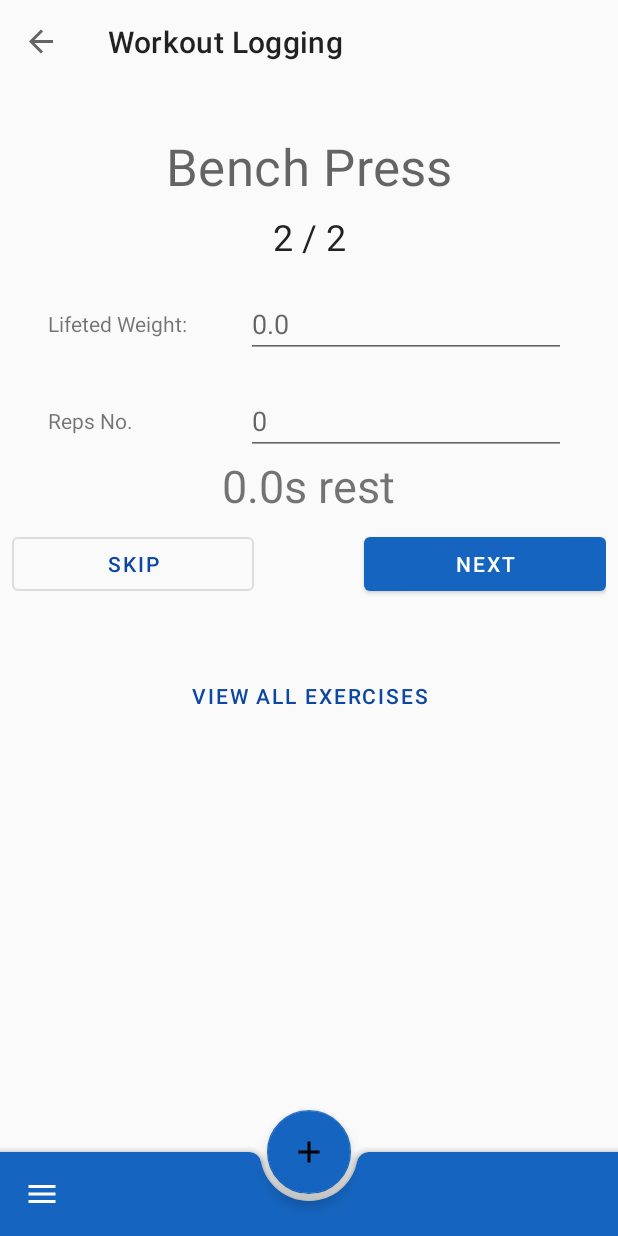
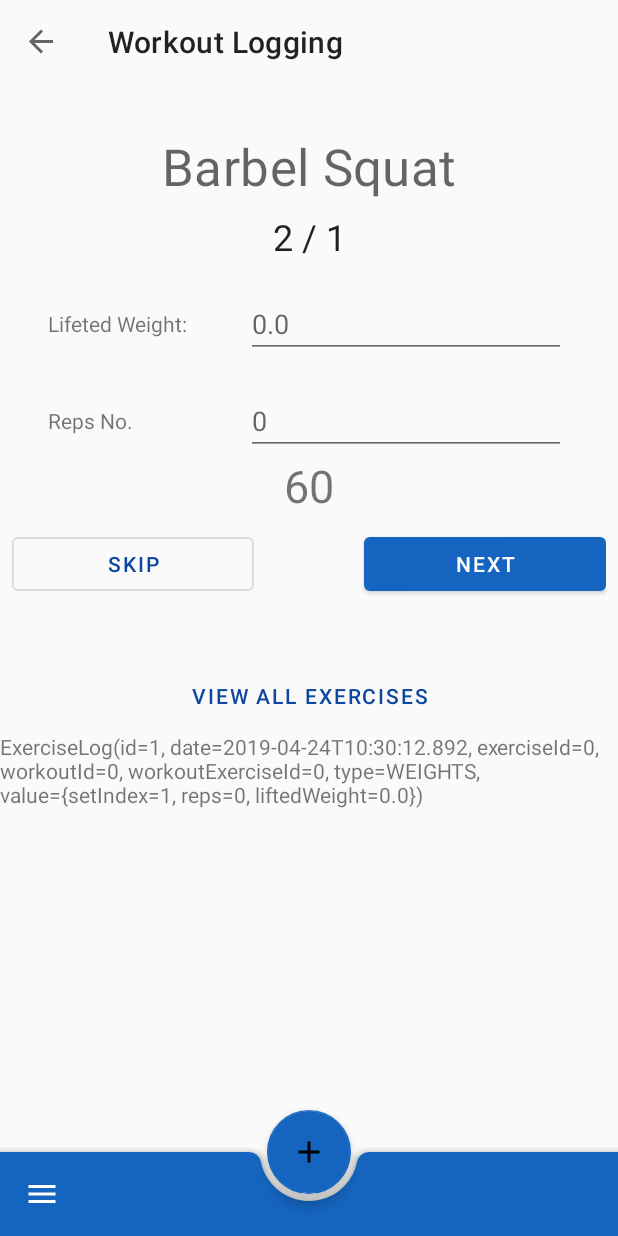
Before and after one commit to michalorestes/fitness-fatality-native, an Android app: the TrackingFragment screen opened through its navigation route, after a tap on "NEXT", on a phone screen of 412 x 824 dp. Run offline under Robolectric (Android 15) with nearby library versions, the phone set to English and light mode, and no system bars; our stand-ins replace Room's generated code, data binding, navigation-ui; libraries missing offline, so code that uses them is left out: java.lang, java.util; 2 statements that could not run were skipped.

Commit message:
Lots of workout tracking updates

```diff
--- a/app/build.gradle
+++ b/app/build.gradle
@@ -10,7 +10,7 @@ android {
     compileSdkVersion 28
     defaultConfig {
         applicationId "com.example.fitnessfatality"
-        minSdkVersion 23
+        minSdkVersion 26
         targetSdkVersion 28
         versionCode 1
         versionName "1.0"
--- /dev/null
+++ b/app/src/main/java/com/example/fitnessfatality/data/dao/ExerciseLogDao.kt
@@ -0,0 +1,19 @@
+package com.example.fitnessfatality.data.dao
+
+import androidx.lifecycle.LiveData
+import androidx.room.Dao
+import androidx.room.Insert
+import androidx.room.Query
+import com.example.fitnessfatality.data.models.logging.ExerciseLog
+
+@Dao
+interface ExerciseLogDao {
+    @Insert
+    fun insert(exerciseLog: ExerciseLog)
+
+    @Query("SELECT * FROM exercise_log")
+    fun fetchAll(): LiveData<List<ExerciseLog>>
+
+    @Query("DELETE FROM exercise_log")
+    fun deleteAll()
+}
--- a/app/src/main/java/com/example/fitnessfatality/data/database/AppDatabase.kt
+++ b/app/src/main/java/com/example/fitnessfatality/data/database/AppDatabase.kt
@@ -7,23 +7,41 @@ import androidx.room.RoomDatabase
 import androidx.room.TypeConverters
 import androidx.sqlite.db.SupportSQLiteDatabase
 import com.example.fitnessfatality.data.dao.ExerciseDao
+import com.example.fitnessfatality.data.dao.ExerciseLogDao
 import com.example.fitnessfatality.data.dao.WorkoutExerciseDao
 import com.example.fitnessfatality.data.models.exercise.Exercise
 import com.example.fitnessfatality.data.models.exercise.ExerciseType
+import com.example.fitnessfatality.data.models.logging.ExerciseLog
 import com.example.fitnessfatality.data.models.logging.LoggingType
 import com.example.fitnessfatality.data.models.workout.MuscleGroup
 import com.example.fitnessfatality.data.models.workout.WorkoutExercise
 import com.example.fitnessfatality.data.typeConverter.ExerciseTypeConverter
+import com.example.fitnessfatality.data.typeConverter.LocalDateTypeConverter
 import com.example.fitnessfatality.data.typeConverter.LoggingTypeConverter
+import com.example.fitnessfatality.data.typeConverter.MapTypeConverter
 import kotlinx.coroutines.CoroutineScope
 import kotlinx.coroutines.Dispatchers
 import kotlinx.coroutines.launch
 
-@Database(entities = [Exercise::class, WorkoutExercise::class], version = 13, exportSchema = false)
-@TypeConverters(ExerciseTypeConverter::class, LoggingTypeConverter::class)
+@Database(
+    entities = [
+        Exercise::class,
+        WorkoutExercise::class,
+        ExerciseLog::class
+    ],
+    version = 15,
+    exportSchema = false
+)
+@TypeConverters(
+    ExerciseTypeConverter::class,
+    LoggingTypeConverter::class,
+    LocalDateTypeConverter::class,
+    MapTypeConverter::class
+)
 abstract class AppDatabase: RoomDatabase() {
     abstract fun exerciseDao(): ExerciseDao
     abstract fun workoutExerciseDao(): WorkoutExerciseDao
+    abstract fun exerciseLogDao(): ExerciseLogDao
 
     companion object {
         @Volatile
@@ -55,7 +73,8 @@ abstract class AppDatabase: RoomDatabase() {
                 scope.launch(Dispatchers.IO) {
                     populateDatabase(
                         database.exerciseDao(),
-                        database.workoutExerciseDao()
+                        database.workoutExerciseDao(),
+                        database.exerciseLogDao()
                     )
                 }
             }
@@ -63,8 +82,10 @@ abstract class AppDatabase: RoomDatabase() {
 
         fun populateDatabase(
             exerciseDao: ExerciseDao,
-            workoutExerciseDao: WorkoutExerciseDao
+            workoutExerciseDao: WorkoutExerciseDao,
+            exerciseLogDao: ExerciseLogDao
         ) {
+            exerciseLogDao.deleteAll()
             workoutExerciseDao.deleteAll()
             exerciseDao.deleteAll()
 
@@ -106,7 +127,7 @@ abstract class AppDatabase: RoomDatabase() {
                 0,
                 0,
                 0,
-                hashMapOf("sets" to 2, "reps" to 2),
+                hashMapOf("sets" to 2, "reps" to 2, "rest" to 30),
                 LoggingType.WEIGHTS
             )
 
@@ -115,7 +136,7 @@ abstract class AppDatabase: RoomDatabase() {
                 0,
                 1,
                 1,
-                hashMapOf("sets" to 1, "reps" to 2),
+                hashMapOf("sets" to 1, "reps" to 2, "rest" to 60),
                 LoggingType.WEIGHTS
             )
 
@@ -124,7 +145,7 @@ abstract class AppDatabase: RoomDatabase() {
                 0,
                 2,
                 2,
-                hashMapOf("sets" to 1, "reps" to 2),
+                hashMapOf("sets" to 1, "reps" to 2, "rest" to 60),
                 LoggingType.WEIGHTS
             )
 
--- /dev/null
+++ b/app/src/main/java/com/example/fitnessfatality/data/models/logging/ExerciseLog.kt
@@ -0,0 +1,39 @@
+package com.example.fitnessfatality.data.models.logging
+
+import androidx.room.ColumnInfo
+import androidx.room.Entity
+import androidx.room.ForeignKey
+import androidx.room.PrimaryKey
+import com.example.fitnessfatality.data.models.exercise.Exercise
+import com.example.fitnessfatality.data.models.workout.WorkoutExercise
+import java.time.LocalDateTime
+
+@Entity(
+    tableName = "exercise_log",
+    foreignKeys = [
+        ForeignKey(
+            entity = Exercise::class,
+            parentColumns = ["id"],
+            childColumns = ["exercise_id"]
+        ),
+        ForeignKey(
+            entity = WorkoutExercise::class,
+            parentColumns = ["id"],
+            childColumns = ["workout_exercise_id"]
+        )
+    ]
+)
+data class ExerciseLog(
+    @PrimaryKey(autoGenerate = true)
+    @ColumnInfo(name = "id")
+    val id: Int? = null,
+    val date: LocalDateTime,
+    @ColumnInfo(name = "exercise_id")
+    val exerciseId: Int,
+    @ColumnInfo(name = "workout_id")
+    val workoutId: Int,
+    @ColumnInfo(name = "workout_exercise_id")
+    val workoutExerciseId: Int,
+    val type: LoggingType,
+    val value: Map<String, String>
+)
--- /dev/null
+++ b/app/src/main/java/com/example/fitnessfatality/data/repository/ExerciseLogRepository.kt
@@ -0,0 +1,14 @@
+package com.example.fitnessfatality.data.repository
+
+import androidx.annotation.WorkerThread
+import com.example.fitnessfatality.data.dao.ExerciseLogDao
+import com.example.fitnessfatality.data.models.logging.ExerciseLog
+
+class ExerciseLogRepository(private val dao: ExerciseLogDao) {
+    val allLogs = dao.fetchAll()
+
+    @WorkerThread
+    suspend fun insert(exerciseLog: ExerciseLog) {
+        dao.insert(exerciseLog)
+    }
+}
--- /dev/null
+++ b/app/src/main/java/com/example/fitnessfatality/data/typeConverter/LocalDateTypeConverter.kt
@@ -0,0 +1,17 @@
+package com.example.fitnessfatality.data.typeConverter
+
+import androidx.room.TypeConverter
+import java.time.LocalDateTime
+
+class LocalDateTypeConverter {
+
+    @TypeConverter
+    fun dateToString(date: LocalDateTime): String {
+        return date.toString()
+    }
+
+    @TypeConverter
+    fun stringToDate(date: String): LocalDateTime {
+        return LocalDateTime.parse(date)
+    }
+}
--- /dev/null
+++ b/app/src/main/java/com/example/fitnessfatality/data/typeConverter/MapTypeConverter.kt
@@ -0,0 +1,17 @@
+package com.example.fitnessfatality.data.typeConverter
+
+import androidx.room.TypeConverter
+import com.google.gson.Gson
+import com.google.gson.reflect.TypeToken
+
+class MapTypeConverter {
+    @TypeConverter
+    fun mapToJson(map: Map<String, String>): String {
+        return Gson().toJson(map)
+    }
+
+    @TypeConverter
+    fun jsonToMap(json: String): Map<String, String> {
+        return Gson().fromJson(json, object: TypeToken<Map<String, String>>() {}.type)
+    }
+}
--- a/app/src/main/java/com/example/fitnessfatality/ui/workoutTracking/TrackingFragment.kt
+++ b/app/src/main/java/com/example/fitnessfatality/ui/workoutTracking/TrackingFragment.kt
@@ -1,11 +1,13 @@
 package com.example.fitnessfatality.ui.workoutTracking
 
 import android.os.Bundle
+import android.util.Log
 import android.view.LayoutInflater
 import android.view.View
 import android.view.ViewGroup
 import androidx.databinding.DataBindingUtil
 import androidx.fragment.app.Fragment
+import androidx.lifecycle.MutableLiveData
 import androidx.lifecycle.Observer
 import androidx.lifecycle.ViewModelProviders
 import com.example.fitnessfatality.R
@@ -14,7 +16,7 @@ import com.example.fitnessfatality.ui.workoutTracking.viewModels.TrackingViewMod
 
 class TrackingFragment : Fragment() {
     private lateinit var trackingViewModel: TrackingViewModel
-
+    private var logs: MutableLiveData<String> = MutableLiveData()
     override fun onCreate(
         savedInstanceState: Bundle?
     ) {
@@ -23,6 +25,15 @@ class TrackingFragment : Fragment() {
         trackingViewModel.workoutExercises.observe(this, Observer {
             if (!it.isNullOrEmpty()) {
                 trackingViewModel.initialise()
+            }
+        })
+
+        trackingViewModel.getLogs().observe(this, Observer {
+            if (it != null) {
+                logs.value = ""
+                it.forEach { log ->
+                    logs.value = logs.value + log.toString() + "\n \n"
+                }
             }
         })
     }
@@ -43,6 +54,7 @@ class TrackingFragment : Fragment() {
         binding.lifecycleOwner = this
         binding.viewModel = trackingViewModel
         binding.handler = this
+        binding.logs = logs
 
         return binding.root
     }
--- a/app/src/main/java/com/example/fitnessfatality/ui/workoutTracking/viewModels/TrackingViewModel.kt
+++ b/app/src/main/java/com/example/fitnessfatality/ui/workoutTracking/viewModels/TrackingViewModel.kt
@@ -1,46 +1,82 @@
 package com.example.fitnessfatality.ui.workoutTracking.viewModels
 
 import android.app.Application
-import android.util.Log
 import androidx.lifecycle.LiveData
 import androidx.lifecycle.MutableLiveData
 import com.example.fitnessfatality.data.database.AppDatabase
+import com.example.fitnessfatality.data.models.logging.ExerciseLog
 import com.example.fitnessfatality.data.models.pojo.WorkoutExercisePojo
+import com.example.fitnessfatality.data.repository.ExerciseLogRepository
 import com.example.fitnessfatality.data.repository.WorkoutExerciseRepository
 import com.example.fitnessfatality.ui.base.BaseViewModel
+import kotlinx.coroutines.Dispatchers
+import kotlinx.coroutines.launch
+import java.time.LocalDateTime
 
 class TrackingViewModel(application: Application) : BaseViewModel(application) {
     val uiData = MutableLiveData<UI>()
     val workoutExercises: LiveData<List<WorkoutExercisePojo>>
     var currentExerciseIndex: MutableLiveData<Int> = MutableLiveData()
     var currentSetIndex = MutableLiveData<Int>()
+    val currentLog: Map<String, String>
+
     private val workoutExerciseRepository: WorkoutExerciseRepository
+    private val exerciseLogRepository: ExerciseLogRepository
 
     init {
         val db = AppDatabase.getDatabase(application, scope)
         workoutExerciseRepository = WorkoutExerciseRepository(db.workoutExerciseDao())
         workoutExercises = workoutExerciseRepository.allWorkoutExercises
+        exerciseLogRepository = ExerciseLogRepository(db.exerciseLogDao())
+
         currentExerciseIndex.value = 0
         currentSetIndex.value = STARTING_SET
         uiData.value = UI()
+        currentLog = mapOf("repsNo" to "0", "liftedWeight" to "0.0")
     }
 
     fun onNextHandler() {
-        //TODO: Save user input data first logic should go on this line
-        val isLastExercise: Boolean = workoutExercises.value!!.size - 1 <= currentExerciseIndex.value!!
+        val isLastExercise: Boolean = workoutExercises.value!!.size <= currentExerciseIndex.value!!
         if (isLastExercise) {
-            //TODO: Display end screen when true
-            Log.d("Tag-->", "End of workout logging")
+            disableControls()
             return
         }
 
+        saveLogData()
         val data: WorkoutExercisePojo = workoutExercises.value!![currentExerciseIndex.value!!]
         incrementIndexesToNextLog(data)
         updateUiData(data)
+        startRestTimer()
+    }
+
+    private fun disableControls() {
+        val ui = uiData.value!!
+        ui.isNextEnabled = false
+        uiData.value = ui
+    }
+
+    private fun saveLogData() {
+        val workoutExercisePojo: WorkoutExercisePojo = workoutExercises.value!![currentExerciseIndex.value!!]
+        val log = ExerciseLog(
+            date = LocalDateTime.now(),
+            exerciseId = workoutExercisePojo.exercise!!.id,
+            workoutExerciseId = workoutExercisePojo.workoutExercise!!.id,
+            workoutId = 0, //TODO: Replace with real workout ID once accessible
+            type = workoutExercisePojo.workoutExercise!!.selectedLoggingType,
+            value = mapOf(
+                "setIndex" to currentSetIndex.value!!.toString(),
+                "reps" to (currentLog["repsNo"] ?: error("0")),
+                "liftedWeight" to (currentLog["liftedWeight"] ?: error("0.0"))
+            )
+        )
+
+        scope.launch(Dispatchers.IO) {
+            exerciseLogRepository.insert(log)
+        }
     }
 
     private fun incrementIndexesToNextLog(data: WorkoutExercisePojo) {
-        val isLastSet: Boolean = data.workoutExercise!!.loggingTarget["sets"]!! < currentSetIndex.value!!
+        val isLastSet: Boolean = data.workoutExercise!!.loggingTarget["sets"]!! <= currentSetIndex.value!!
         if (!isLastSet) {
             currentSetIndex.value = currentSetIndex.value!! + 1
         } else {
@@ -56,6 +92,12 @@ class TrackingViewModel(application: Application) : BaseViewModel(application) {
         )
     }
 
+    private fun startRestTimer() {
+        //TODO: Disable controls
+        //TODO: Start timer,
+        //TODO: Enable controls
+    }
+
     fun initialise() {
         val data: WorkoutExercisePojo = workoutExercises.value!![currentExerciseIndex.value!!]
         uiData.value = UI(
@@ -64,9 +106,14 @@ class TrackingViewModel(application: Application) : BaseViewModel(application) {
         )
     }
 
+    fun getLogs(): LiveData<List<ExerciseLog>> {
+        return exerciseLogRepository.allLogs
+    }
+
     class UI(
-        val exerciseName: String = "",
-        val setsInformation: String = ""
+        var exerciseName: String = "",
+        var setsInformation: String = "",
+        var isNextEnabled: Boolean = true
     )
 
     companion object {
--- a/app/src/main/res/layout/fragment_workout_logging.xml
+++ b/app/src/main/res/layout/fragment_workout_logging.xml
@@ -7,9 +7,11 @@
     <data>
         <import type="com.example.fitnessfatality.ui.workoutTracking.viewModels.TrackingViewModel"/>
         <import type="java.util.List"/>
+        <import type="java.lang.Integer" />
         <import type="com.example.fitnessfatality.ui.workoutTracking.TrackingFragment" />
         <variable name="viewModel" type="TrackingViewModel" />
         <variable name="handler" type="TrackingFragment" />
+        <variable name="logs" type="androidx.lifecycle.MutableLiveData&lt;String>" />
     </data>
 
     <LinearLayout
@@ -54,7 +56,9 @@
                     android:layout_height="wrap_content"
                     android:inputType="numberDecimal"
                     android:ems="10"
-                    android:id="@+id/text_lifted_weight" android:hint="0.0"
+                    android:id="@+id/text_lifted_weight"
+                    android:text="@={viewModel.currentLog.liftedWeight}"
+                    android:hint="0.0"
                     app:layout_constraintStart_toEndOf="@+id/label_lifted_weight" android:layout_marginStart="32dp"
                     app:layout_constraintTop_toTopOf="@+id/label_lifted_weight"
                     app:layout_constraintBottom_toBottomOf="@+id/label_lifted_weight"/>
@@ -62,6 +66,7 @@
                     android:layout_width="wrap_content"
                     android:layout_height="wrap_content"
                     android:ems="10"
+                    android:text="@={viewModel.currentLog.repsNo}"
                     android:id="@+id/text_reps_number" android:hint="0" android:inputType="numberSigned"
                     app:layout_constraintStart_toEndOf="@+id/label_reps_number" android:layout_marginStart="32dp"
                     app:layout_constraintTop_toTopOf="@+id/label_reps_number"
@@ -74,7 +79,7 @@
                 android:layout_height="match_parent">
 
             <TextView
-                    android:text="0.0s rest"
+                    android:text="@{Integer.toString(viewModel.workoutExercises[viewModel.currentExerciseIndex].workoutExercise.loggingTarget[`rest`])}"
                     android:layout_width="wrap_content"
                     android:layout_height="wrap_content" android:id="@+id/label_rest_timer"
                     android:layout_gravity="center|center_vertical" android:textSize="30sp"/>
@@ -92,6 +97,7 @@
                         android:layout_height="wrap_content" android:layout_weight="1"/>
                 <Button
                         android:text="Next"
+                        android:enabled="@{viewModel.uiData.isNextEnabled}"
                         android:onClick="@{handler::onNext}"
                         android:layout_width="wrap_content"
                         android:layout_height="wrap_content" android:id="@+id/btn_next" android:layout_weight="1"/>
@@ -101,6 +107,13 @@
                     android:layout_width="match_parent"
                     android:layout_height="wrap_content" android:id="@+id/btn_show_modal" android:layout_marginTop="32dp"
                     style="@style/Widget.MaterialComponents.Button.TextButton"/>
+            <ScrollView android:layout_width="match_parent" android:layout_height="wrap_content">
+                <TextView
+                        android:text="@{logs}"
+                        android:layout_width="match_parent"
+                        android:layout_height="wrap_content" android:id="@+id/label_logs"/>
+            </ScrollView>
+
         </LinearLayout>
 
     </LinearLayout>
```
